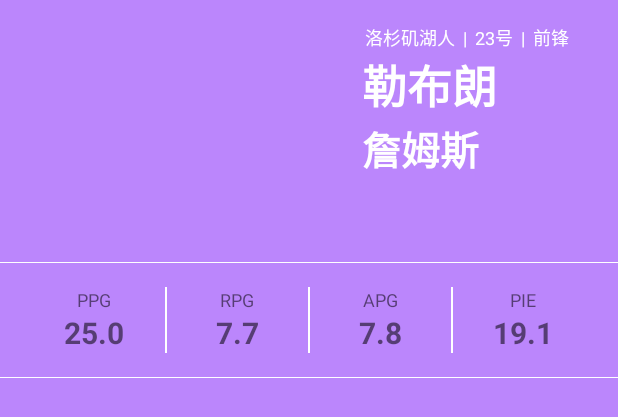
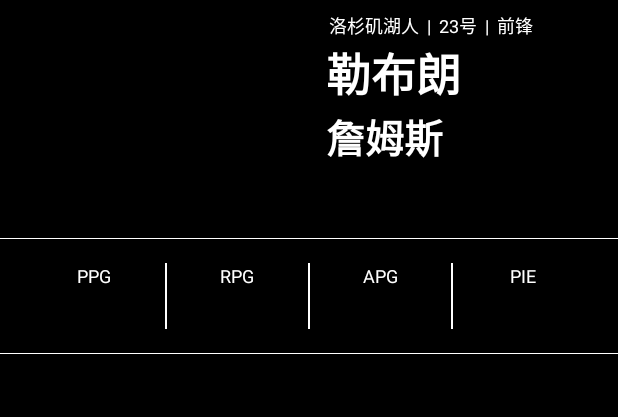
Before and after one commit to cnwutianhao/android-architecture-components-sample, an Android app: the layout fragment_player_detail.xml on its own in the app's theme, with its tools: preview values and no code run, on a phone screen of 412 x 824 dp. Shown: the top 417 px of the screen. Run offline under Robolectric (Android 15) with nearby library versions, the phone set to English and light mode, and no system bars.

Commit message:
Set status bar to immersive, and update player details page.

```diff
--- a/app/src/main/java/com/tyhoo/nba/data/player/PlayerTeamProfileResponse.kt
+++ b/app/src/main/java/com/tyhoo/nba/data/player/PlayerTeamProfileResponse.kt
@@ -5,6 +5,7 @@ import com.google.gson.annotations.SerializedName
 data class PlayerTeamProfileResponse(
     @field:SerializedName("abbr") val abbr: String,
     @field:SerializedName("city") val city: String,
+    @field:SerializedName("code") val code: String,
     @field:SerializedName("displayConference") val displayConference: String,
     @field:SerializedName("division") val division: String,
     @field:SerializedName("name") val name: String
--- a/app/src/main/res/layout/fragment_player_detail.xml
+++ b/app/src/main/res/layout/fragment_player_detail.xml
@@ -14,9 +14,11 @@
         android:id="@+id/player_detail_scrollview"
         android:layout_width="match_parent"
         android:layout_height="match_parent"
-        android:background="@color/purple_200"
-        android:clipToPadding="false"
-        app:layout_behavior="@string/appbar_scrolling_view_behavior">
+        android:clipToPadding="true"
+        android:fitsSystemWindows="true"
+        app:layout_behavior="@string/appbar_scrolling_view_behavior"
+        app:playerDetailBackgroundFromTeamCode="@{player.teamProfile.code}"
+        tools:background="@color/black">
 
         <LinearLayout
             android:layout_width="match_parent"
@@ -33,7 +35,7 @@
                     android:layout_height="142.5dp"
                     android:layout_alignParentStart="true"
                     android:layout_alignParentTop="true"
-                    android:layout_margin="16dp"
+                    android:layout_margin="8dp"
                     app:playerDetailImageFromPlayerId="@{player.playerProfile.playerId}" />
 
                 <TextView
@@ -41,8 +43,8 @@
                     android:layout_width="wrap_content"
                     android:layout_height="wrap_content"
                     android:layout_alignParentTop="true"
-                    android:layout_marginStart="16dp"
-                    android:layout_marginTop="16dp"
+                    android:layout_marginStart="8dp"
+                    android:layout_marginTop="8dp"
                     android:layout_toEndOf="@+id/player_detail_image"
                     android:text="@{player.teamProfile.city + player.teamProfile.name}"
                     android:textColor="@color/white"
@@ -54,7 +56,7 @@
                     android:layout_width="wrap_content"
                     android:layout_height="wrap_content"
                     android:layout_alignParentTop="true"
-                    android:layout_marginTop="16dp"
+                    android:layout_marginTop="8dp"
                     android:layout_toEndOf="@+id/player_detail_team"
                     android:text="@{String.format(@string/player_detail_jersey_number,player.playerProfile.jerseyNo)}"
                     android:textColor="@color/white"
@@ -66,7 +68,7 @@
                     android:layout_width="wrap_content"
                     android:layout_height="wrap_content"
                     android:layout_alignParentTop="true"
-                    android:layout_marginTop="16dp"
+                    android:layout_marginTop="8dp"
                     android:layout_toEndOf="@+id/player_detail_jersey_no"
                     android:text="@{String.format(@string/player_detail_position,player.playerProfile.position)}"
                     android:textColor="@color/white"
@@ -78,7 +80,7 @@
                     android:layout_width="wrap_content"
                     android:layout_height="wrap_content"
                     android:layout_below="@+id/player_detail_team"
-                    android:layout_marginStart="14dp"
+                    android:layout_marginStart="6dp"
                     android:layout_toEndOf="@+id/player_detail_image"
                     android:text="@{player.playerProfile.firstName}"
                     android:textColor="@color/white"
@@ -91,7 +93,7 @@
                     android:layout_width="wrap_content"
                     android:layout_height="wrap_content"
                     android:layout_below="@+id/player_detail_first_name"
-                    android:layout_marginStart="14dp"
+                    android:layout_marginStart="6dp"
                     android:layout_toEndOf="@+id/player_detail_image"
                     android:text="@{player.playerProfile.lastName}"
                     android:textColor="@color/white"
@@ -123,6 +125,7 @@
                         android:layout_width="wrap_content"
                         android:layout_height="wrap_content"
                         android:text="PPG"
+                        android:textColor="@color/white"
                         android:textSize="12sp" />
 
                     <TextView
@@ -150,6 +153,7 @@
                         android:layout_width="wrap_content"
                         android:layout_height="wrap_content"
                         android:text="RPG"
+                        android:textColor="@color/white"
                         android:textSize="12sp" />
 
                     <TextView
@@ -177,6 +181,7 @@
                         android:layout_width="wrap_content"
                         android:layout_height="wrap_content"
                         android:text="APG"
+                        android:textColor="@color/white"
                         android:textSize="12sp" />
 
                     <TextView
@@ -204,6 +209,7 @@
                         android:layout_width="wrap_content"
                         android:layout_height="wrap_content"
                         android:text="PIE"
+                        android:textColor="@color/white"
                         android:textSize="12sp" />
 
                     <TextView
```
Also changed, not shown: app/src/main/java/com/tyhoo/nba/adapter/PlayerDetailBindingAdapter.kt (+42 -0 lines), app/src/main/java/com/tyhoo/nba/ui/MainActivity.kt (+9 -1 lines), app/src/main/res/values/colors.xml (+33 -0 lines).
